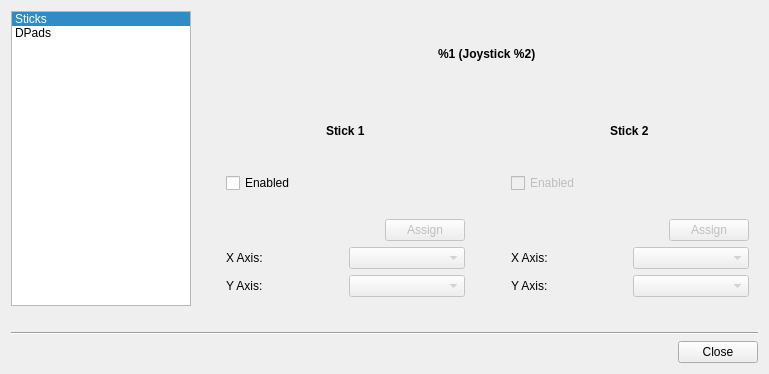
AntiMicroX/antimicrox, file src/advancestickassignmentdialog.ui: the form before one commit.
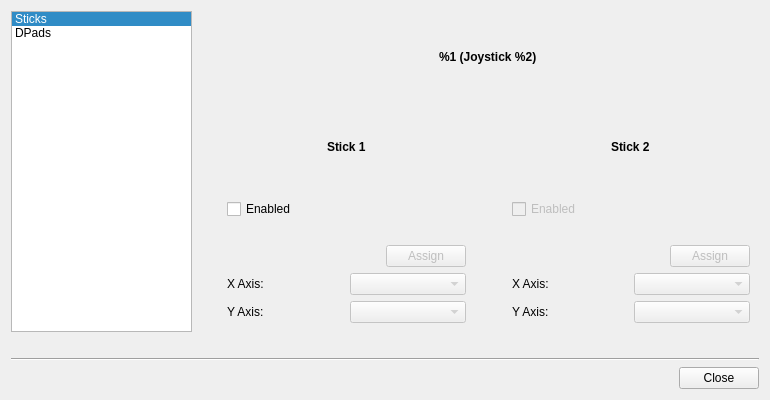
The form after the commit.

The edit to the form file:
```diff
--- a/src/advancestickassignmentdialog.ui
+++ b/src/advancestickassignmentdialog.ui
@@ -6,14 +6,14 @@
    <rect>
     <x>0</x>
     <y>0</y>
-    <width>769</width>
-    <height>374</height>
+    <width>770</width>
+    <height>400</height>
    </rect>
   </property>
   <property name="minimumSize">
    <size>
-    <width>450</width>
-    <height>240</height>
+    <width>0</width>
+    <height>0</height>
    </size>
   </property>
   <property name="windowTitle">
```
